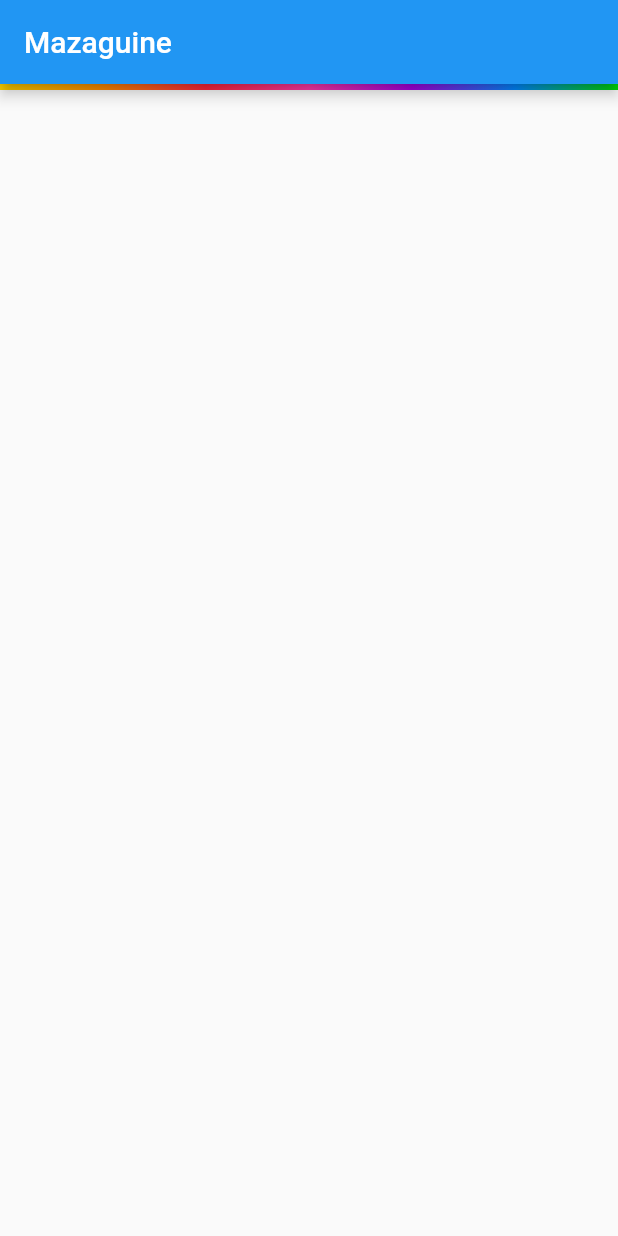
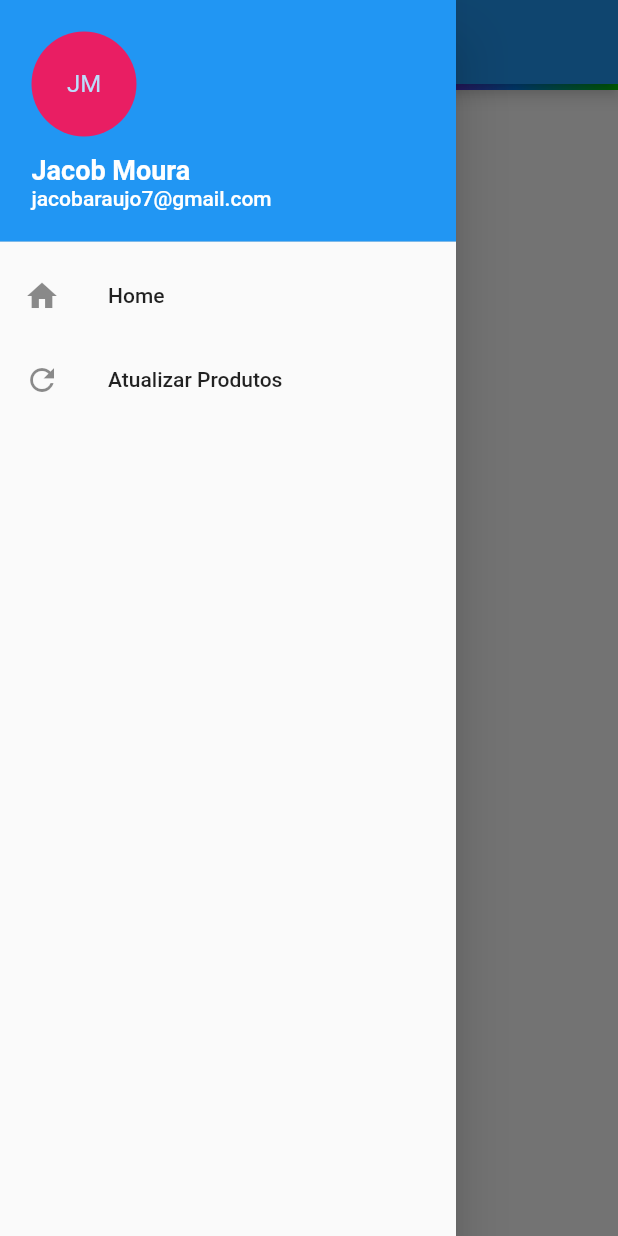
Before and after one commit to joao1559/hackathon_luiza_labs_franca, a Flutter app: the screen it shows after launch, with the side drawer open (before the commit the screen has no drawer), on a phone screen of 412 x 824 dp. Run offline on Flutter 3.47's test engine with Material 2 defaults, Android fonts, the phone set to English and light mode, and no system bars.

Commit message:
created drawer and catalog screen

```diff
--- /dev/null
+++ b/lib/components/catalog_screen.dart
@@ -0,0 +1,27 @@
+import 'package:flutter/material.dart';
+import 'package:hackathon_luiza_labs_franca/components/magalu_bar.dart';
+import 'package:hackathon_luiza_labs_franca/components/drawer.dart';
+
+class CatalogScreen extends StatefulWidget {
+  @override
+  _State createState() => _State();
+}
+
+class _State extends State<CatalogScreen> {
+  @override
+  Widget build(BuildContext context) {
+    return Scaffold(
+      drawer: DrawerAppBar(),
+      appBar: AppBar(
+          title: Text('Magazuine Luiza')
+      ),
+        body: Container(
+          child: Column(
+            children: <Widget>[
+              MagaluBar()
+            ],
+          ),
+        )
+    );
+  }
+}
--- /dev/null
+++ b/lib/components/drawer.dart
@@ -0,0 +1,54 @@
+import 'package:flutter/material.dart';
+
+class DrawerAppBar extends StatelessWidget {
+  @override
+  Widget build(BuildContext context) {
+    return Drawer(
+      child: ListView(
+        padding: EdgeInsets.zero,
+        children: <Widget>[
+          DrawerHeader(
+            child: Padding(
+              padding: EdgeInsets.all(5.0),
+              child: Column(
+                crossAxisAlignment: CrossAxisAlignment.start,
+                children: <Widget>[
+                  CircleAvatar(
+                    backgroundColor: Colors.pink,
+                    child: Text('JM'),
+                    radius: 35,
+                  ),
+                  Container(height: 12.0,),
+                  Text("Jacob Moura", style: TextStyle(fontSize: 18.0,
+                      fontWeight: FontWeight.bold,
+                      color: Colors.white),
+                  ),
+                  Text("jacobaraujo7@gmail.com", style: TextStyle(
+                      color: Colors.white),
+                  ),
+                ],
+              ),
+            ),
+            decoration: BoxDecoration(
+              color: Colors.blue,
+            ),
+          ),
+          ListTile(
+            leading: Icon(Icons.home),
+            title: Text('Home'),
+            onTap: () {
+              Navigator.pop(context);
+            },
+          ),
+          ListTile(
+            leading: Icon(Icons.refresh),
+            title: Text('Atualizar Produtos'),
+            onTap: () {
+              Navigator.pop(context);
+            },
+          ),
+        ],
+      ),
+    );
+  }
+}
--- a/lib/main.dart
+++ b/lib/main.dart
@@ -1,10 +1,11 @@
 import 'package:flutter/material.dart';
-import 'package:hackathon_luiza_labs_franca/screens/home.dart';
+//import 'package:hackathon_luiza_labs_franca/screens/home.dart';
+import 'package:hackathon_luiza_labs_franca/components/catalog_screen.dart';
 
 void main() => runApp(MaterialApp(
     debugShowCheckedModeBanner: false,
     theme: ThemeData(
       primarySwatch: Colors.blue,
     ),
-    home: Home()
+    home: CatalogScreen()
 ));
--- a/pubspec.yaml
+++ b/pubspec.yaml
@@ -41,9 +41,8 @@ flutter:
   uses-material-design: true
 
   # To add assets to your application, add an assets section, like this:
-  # assets:
-  #  - images/a_dot_burr.jpeg
-  #  - images/a_dot_ham.jpeg
+  assets:
+    - assets/magalu.jpg
 
   # An image asset can refer to one or more resolution-specific "variants", see
   # https://flutter.dev/assets-and-images/#resolution-aware.
```
Also changed, not shown: assets/magalu.jpg (added), 1 other file.
